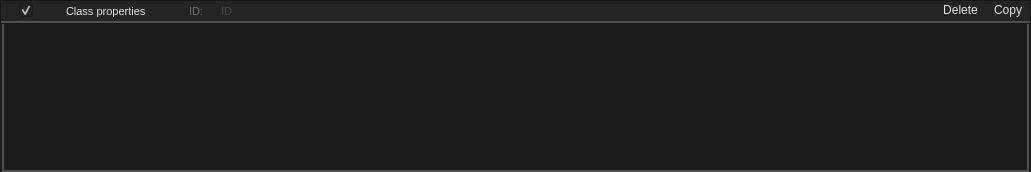
This is src/editors/smartprop_editor/property_frame.ui in dertwist/Hammer5Tools as Qt 5 draws it before an edit. The edited form follows.
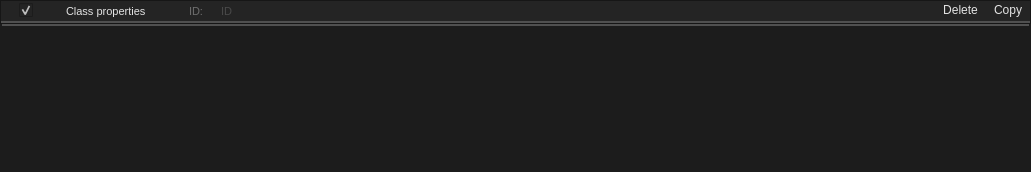
This is the edited form. Icons and pictures are not drawn.

Commit message: style(widgets): enhance custom controls, UI form frames, and loading editor viewport

Diff of the .ui file:
```diff
--- a/src/editors/smartprop_editor/property_frame.ui
+++ b/src/editors/smartprop_editor/property_frame.ui
@@ -536,8 +536,8 @@
       <string notr="true">QFrame#frame_layout {
     font-size: 8pt;
     font-family: &quot;Segoe UI&quot;;
-    border: 2px solid rgba(80, 80, 80, 255);
-	border-top: 0px;
+    border: 0px;
+	border-top: 2px solid rgba(80, 80, 80, 255);
     border-radius: 0px;
 	margin-left: 2px;
 margin-right: 2px;
```
The commit also changes 6 other files.
